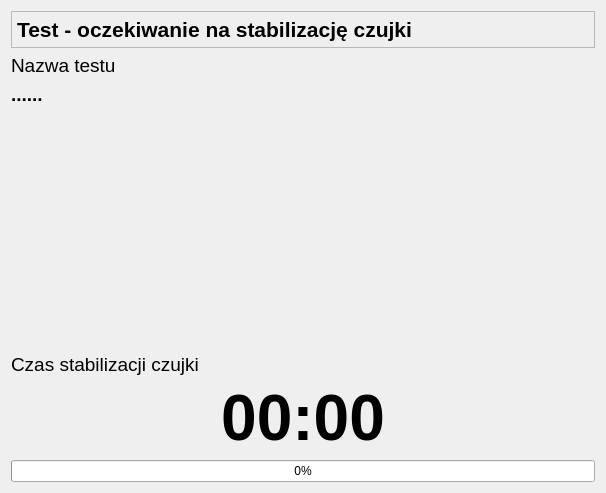
Qt form CzujkiLinioweApp/test6stabilizacjaczujki.ui (wiacekmarcin/CzujkiLiniowe) before a commit.
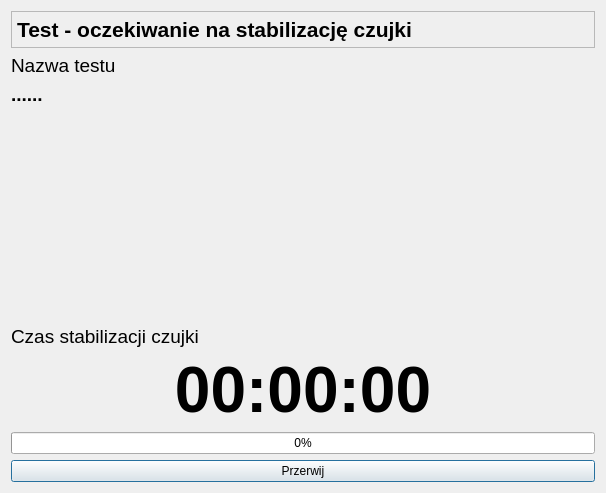
The same form after that commit.

Patch:
```diff
--- a/CzujkiLinioweApp/test6stabilizacjaczujki.ui
+++ b/CzujkiLinioweApp/test6stabilizacjaczujki.ui
@@ -128,7 +128,7 @@
       </font>
      </property>
      <property name="text">
-      <string>00:00</string>
+      <string>00:00:00</string>
      </property>
      <property name="alignment">
       <set>Qt::AlignCenter</set>
@@ -145,6 +145,13 @@
      </property>
     </widget>
    </item>
+   <item>
+    <widget class="QPushButton" name="pbBreak">
+     <property name="text">
+      <string>Przerwij</string>
+     </property>
+    </widget>
+   </item>
   </layout>
  </widget>
  <resources/>
```
Left out of the diff: 2 changed lines with no effect on the pictures.
